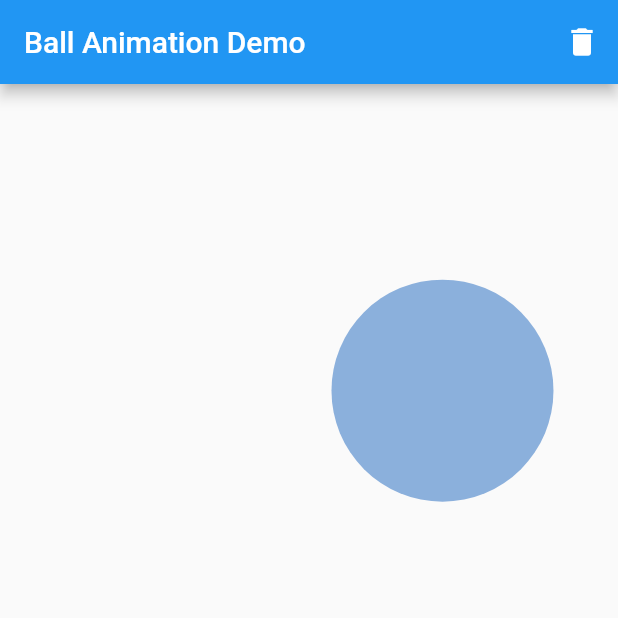
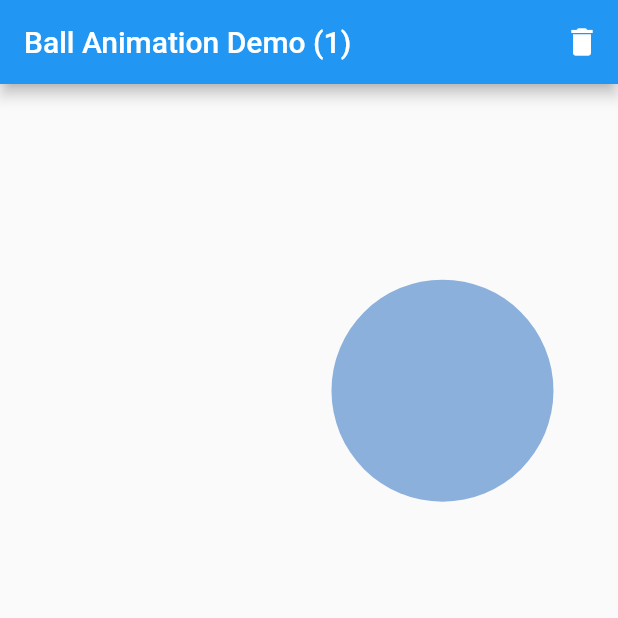
Before and after one commit to chinjja/flutter_ball_animation_demo, a Flutter app: the screen it shows after launch, on a phone screen of 412 x 824 dp, the top half of it. Run offline on Flutter 3.47's test engine with Material 2 defaults, Android fonts, the phone set to English and light mode, and no system bars.

Commit message:
display ball count

```diff
--- a/lib/src/view.dart
+++ b/lib/src/view.dart
@@ -30,7 +30,7 @@ class _MyAnimatedViewState extends State<MyAnimatedView> {
   Widget build(BuildContext context) {
     return Scaffold(
       appBar: AppBar(
-        title: Text('Ball Animation Demo'),
+        title: Text('Ball Animation Demo (${balls.length})'),
         actions: [
           IconButton(
             onPressed: () => setState(() {
```
